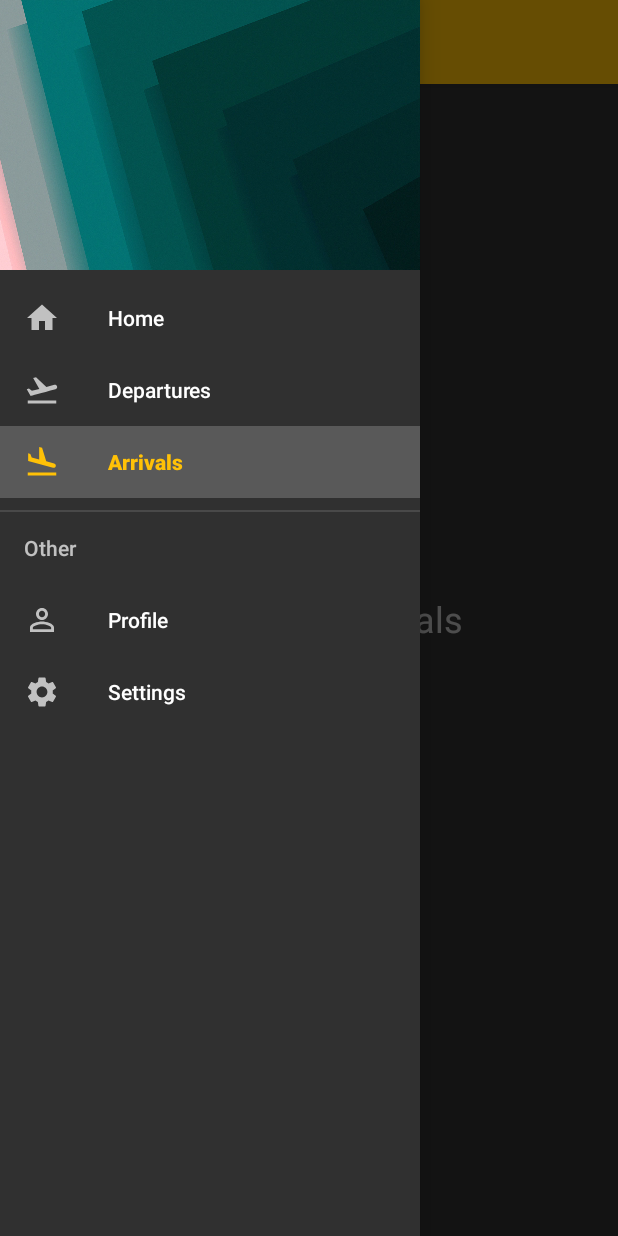
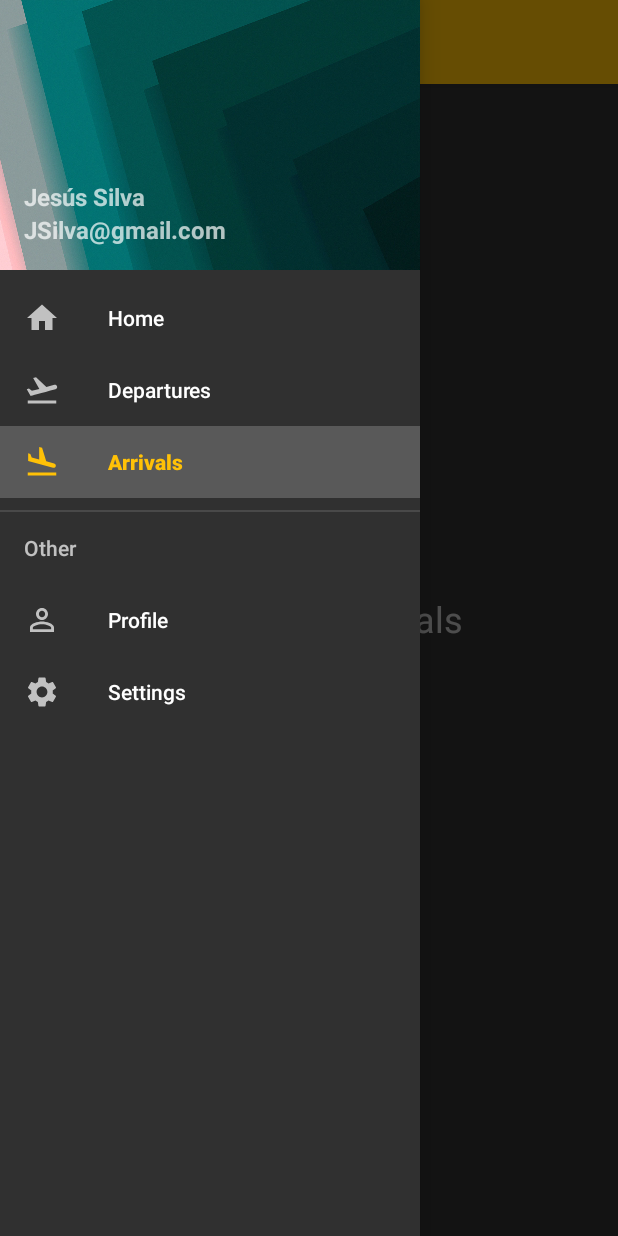
Before and after one commit to YisusSM/KotlinExample, an Android app: the screen it shows after launch (MainActivity), in the side drawer, after a tap on "Profile", on a phone screen of 412 x 824 dp. Run offline under Robolectric (Android 15) with nearby library versions, the phone set to English and light mode, and no system bars.

```diff
--- a/Drawer_Recycler_Card/app/src/main/java/com/jesus/drawer_recycler_card/activities/MainActivity.kt
+++ b/Drawer_Recycler_Card/app/src/main/java/com/jesus/drawer_recycler_card/activities/MainActivity.kt
@@ -2,8 +2,12 @@ package com.jesus.drawer_recycler_card.activities
 
 import android.os.Bundle
 import android.view.MenuItem
+import android.view.WindowId
+import android.widget.TextView
+import android.widget.Toast
 import androidx.appcompat.app.ActionBarDrawerToggle
 import androidx.appcompat.widget.Toolbar
+import androidx.core.view.GravityCompat
 import androidx.fragment.app.Fragment
 import com.google.android.material.navigation.NavigationView
 import com.jesus.drawer_recycler_card.R
@@ -11,6 +15,8 @@ import com.jesus.drawer_recycler_card.fragments.arrivalsFragment
 import com.jesus.drawer_recycler_card.fragments.departuresFragment
 import com.jesus.drawer_recycler_card.fragments.homeFragment
 import kotlinx.android.synthetic.main.activity_main.*
+import kotlinx.android.synthetic.main.nav_header.view.*
+import org.w3c.dom.Text
 
 class MainActivity : ToolBarActivity(), NavigationView.OnNavigationItemSelectedListener {
     override fun onCreate(savedInstanceState: Bundle?) {
@@ -19,9 +25,24 @@ class MainActivity : ToolBarActivity(), NavigationView.OnNavigationItemSelectedL
 
         toolbarToLoad(tooolbar as Toolbar)
         setNavDrawer()
-        fragmentTransaction(homeFragment())
-        navView.menu.getItem(0).isChecked = true //Cuando inicias la app deja marcado la primera opcion del navigator
+        setUserInformation()
 
+
+        if (savedInstanceState == null) {
+            fragmentTransaction(homeFragment())
+            navView.menu.getItem(0).isChecked =
+                true //Cuando inicias la app deja marcado la primera opcion del navigator
+        }
+    }
+
+    private fun closeNavigate() = drawerLayout.closeDrawer(GravityCompat.START)
+
+    private fun setUserInformation() {
+        val name = navView.getHeaderView(0).textViewName
+        val email = navView.getHeaderView(0).textViewEmail
+
+        name?.let { name.text = getString(R.string.user_name) }
+        email?.let { email.text = getString(R.string.user_email) }
 
     }
 
@@ -40,17 +61,53 @@ class MainActivity : ToolBarActivity(), NavigationView.OnNavigationItemSelectedL
         navView.setNavigationItemSelectedListener(this)
     }
 
+    private fun loadFragmentById(id: Int) {
+        when (id) {
+            R.id.nav_home -> {
+                fragmentTransaction(homeFragment())
+                closeNavigate()
+            }
+            R.id.nav_departures -> {
+                fragmentTransaction(departuresFragment())
+                closeNavigate()
+            }
+            R.id.nav_arrivals -> {
+                fragmentTransaction(arrivalsFragment())
+                closeNavigate()
+            }
+        }
+    }
+
+    private fun showMessageNavItemSelectedById(id: Int) {
+        when (id) {
+            R.id.nav_profile -> makeToast("Profile")
+            R.id.nav_settings -> makeToast("Settings")
+        }
+    }
+
     override fun onNavigationItemSelected(item: MenuItem): Boolean {
-        when(item.itemId){
-            R.id.nav_home -> fragmentTransaction(homeFragment())
-            R.id.nav_departures -> fragmentTransaction(departuresFragment())
-            R.id.nav_arrivals -> fragmentTransaction(arrivalsFragment())
-        }
+        showMessageNavItemSelectedById(item.itemId)
+        loadFragmentById(item.itemId)
+
         return true
     }
-    private fun fragmentTransaction(fragment:Fragment){
+
+    private fun fragmentTransaction(fragment: Fragment) {
         supportFragmentManager.beginTransaction()
-            .replace(R.id.container,fragment)
+            .replace(R.id.container, fragment)
             .commit()
     }
+
+    private fun makeToast(msj: String) {
+        Toast.makeText(this, msj, Toast.LENGTH_SHORT).show()
+    }
+
+    override fun onBackPressed() {
+        if (drawerLayout.isDrawerOpen(GravityCompat.START)) {
+            drawerLayout.closeDrawer(GravityCompat.START)
+        } else {
+            super.onBackPressed()
+        }
+    }
+
 }
```
